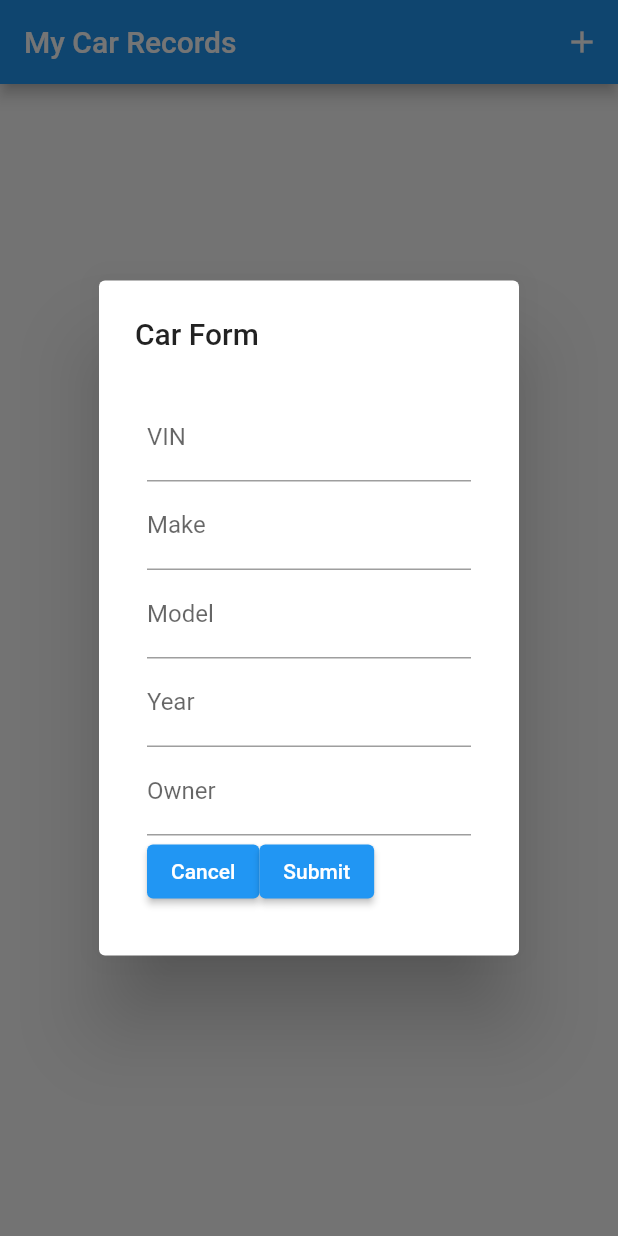
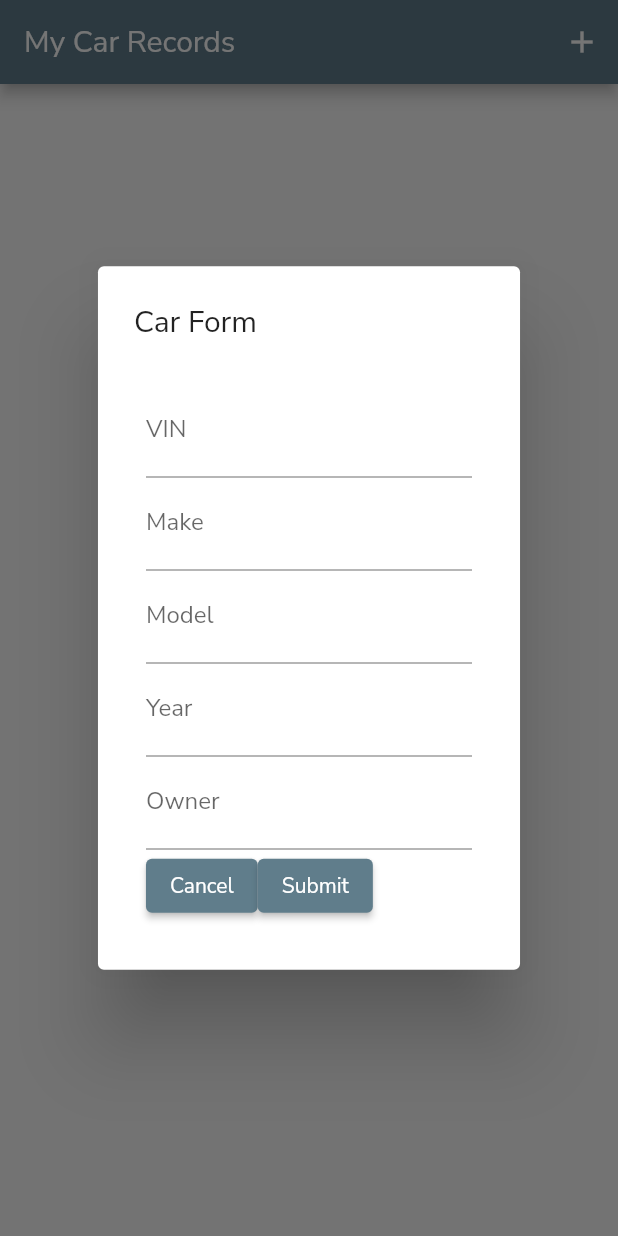
Before and after one commit to Developer-Incubator/my_car_records, a Flutter app: the screen it shows after launch, after a tap on the "add" icon, on a phone screen of 412 x 824 dp. Run offline on Flutter 3.47's test engine with Material 2 defaults, Android fonts, the light colour scheme and no system bars; our stand-ins replace firebase_core, firebase_database; accounts and stored records are empty.

Commit message:
added fonts as well as started making data look how it should

```diff
--- a/lib/controllers/car/all_cars.dart
+++ b/lib/controllers/car/all_cars.dart
@@ -1,26 +1,29 @@
 import 'package:flutter/material.dart';
 import 'package:my_car_records/controllers/car/update_car_form.dart';
+import 'package:my_car_records/controllers/my_extensions.dart';
 import 'package:my_car_records/model/car.dart';
 import 'package:my_car_records/model/db/car.dart';
 import 'package:my_car_records/views/car_details.dart';
 
-/// showAllCars
+/// Creates a card widget with the cars information and adds it to the cars array.
 ///
-/// loops throught the [carList], uses the [context] to know what the last screen was, [refresh] is a function that changes the state of the parent widget. Creates a card widget with the cars information and adds it to the cars array.
+/// loops throught the [carList],
+/// uses the [context] to know what the last screen was,
+/// [refresh] is a function that changes the state of the parent widget.
+///
 ///
 
 List<Widget> showAllCars(carList, BuildContext context, Function refresh) {
   List<Widget> cars = [];
   for (Car car in carList.data) {
-
-    Map<String,dynamic> carData = car.getInfo();
-    String vin = carData['vin'];
+    Map<String, dynamic> carData = car.getInfo();
+    String vin = carData['vin'].toUpperCase();
     cars.add(
       Card(
         child: ListTile(
           leading: const Icon(Icons.directions_car_filled),
-          title:
-              Text("${carData['year']} ${carData['make']} ${carData['model']}"),
+          title: Text(
+              "${carData['year']} ${carData['make']} ${carData['model']}"),
           subtitle: Text(vin),
           trailing: PopupMenuButton(
             itemBuilder: (BuildContext ctx) => [
@@ -39,7 +42,7 @@ List<Widget> showAllCars(carList, BuildContext context, Function refresh) {
                           builder: (BuildContext context) {
                             return AlertDialog(
                               scrollable: true,
-                              title: const Text('Car Update Form'),
+                              title: const Text('Update Car'),
                               content: Padding(
                                 padding: const EdgeInsets.all(8.0),
                                 child: CarUpdateForm(
@@ -80,8 +83,6 @@ List<Widget> showAllCars(carList, BuildContext context, Function refresh) {
   return cars;
 }
 
-
-
 // showDialog(
 //                     context: context,
 //                     builder: (BuildContext context) {
--- a/lib/controllers/car/car_list.dart
+++ b/lib/controllers/car/car_list.dart
@@ -5,11 +5,15 @@ import 'package:my_car_records/model/db/car.dart';
 
 /// Gets a list of all the cars , checks if the future lst has any data. if so procede to populate page, if not than a text widget will appear. Untill one of those happen a circle progression will appear as a loading screen
 ///
-
+///[refresh] resets the state of the parent widget
 // ignore: must_be_immutable
 class CarList extends StatelessWidget {
   CarList({Key? key, required this.refresh}) : super(key: key);
-  Function refresh;
+   Function refresh;
+
+   Future swipeRefresh() async{
+    refresh();
+  }
 
   late Future<List> cars = getCars();
 
@@ -33,9 +37,10 @@ class CarList extends StatelessWidget {
               ),
             ];
           }
-          return ListView(
+          return RefreshIndicator(onRefresh:()=> swipeRefresh(), child: ListView(
             children: children,
-          );
+          ))
+          ;
         });
   }
 }
--- a/lib/controllers/repair/repair_info.dart
+++ b/lib/controllers/repair/repair_info.dart
@@ -3,7 +3,7 @@ import 'package:my_car_records/controllers/part/all_parts.dart';
 
 import 'package:my_car_records/model/db/part.dart';
 import 'package:my_car_records/controllers/part/part_form.dart';
-import 'package:my_car_records/model/repair.dart';
+
 
 /// displays all the information about a single Repair including parts
 ///
--- a/lib/main.dart
+++ b/lib/main.dart
@@ -21,9 +21,11 @@ class MyApp extends StatelessWidget {
   @override
   Widget build(BuildContext context) {
     return MaterialApp(
-      title: 'My Car Records',
+      title:  'My Car Records',
       theme: ThemeData(
-        primarySwatch: Colors.blue,
+        primarySwatch: Colors.blueGrey,
+        primaryColor: Colors.blueGrey.shade600,
+        fontFamily: "NunitoSans"
       ),
       home: FutureBuilder(
         future: _fbApp,
--- a/lib/model/Repair.dart
+++ b/lib/model/Repair.dart
@@ -1,3 +1,4 @@
+import 'package:my_car_records/controllers/my_extensions.dart';
 import 'package:my_car_records/model/part.dart';
 
 /// Create a Repair
@@ -25,9 +26,9 @@ class Repair {
     return {
       "id": id,
       "hours": hours,
-      "tech": tech,
+      "tech": eachCap(tech),
       "odometer": odometer,
-      "workRequested": workRequested,
+      "workRequested": capitalize(workRequested),
       "parts": parts,
     };
   }
--- a/lib/model/db/repair.dart
+++ b/lib/model/db/repair.dart
@@ -1,5 +1,6 @@
 import 'package:firebase_database/firebase_database.dart';
 import 'package:flutter/foundation.dart';
+import 'package:my_car_records/controllers/my_extensions.dart';
 import 'package:my_car_records/model/part.dart';
 import 'package:my_car_records/model/repair.dart';
 
```
Also changed, not shown: lib/controllers/my_extensions.dart (added, +15 -0 lines), lib/model/db/car.dart (+6 -6 lines), lib/views/car_details.dart (+0 -39 lines), pubspec.yaml (+13 -4 lines), assets/fonts/NunitoSans-Regular.ttf (added), assets/fonts/Silkscreen-Bold.ttf (added), assets/fonts/Silkscreen-Regular.ttf (added), assets/playstore.png (deleted), lib/controllers/login_page.dart (added), pubspec.lock.
